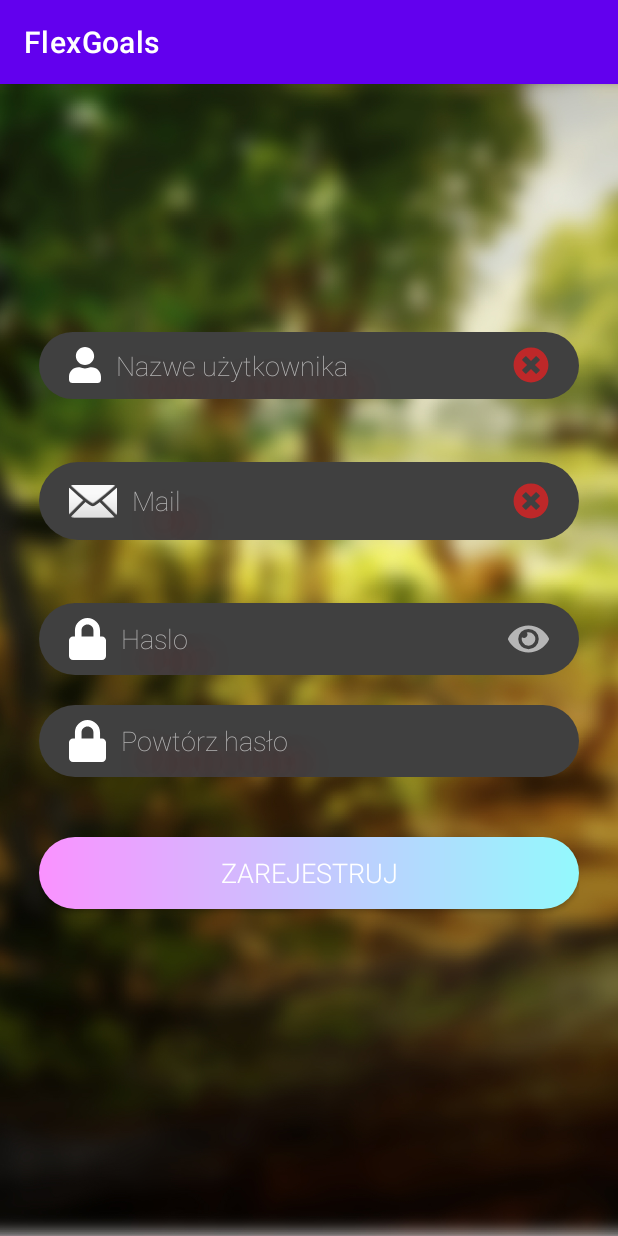
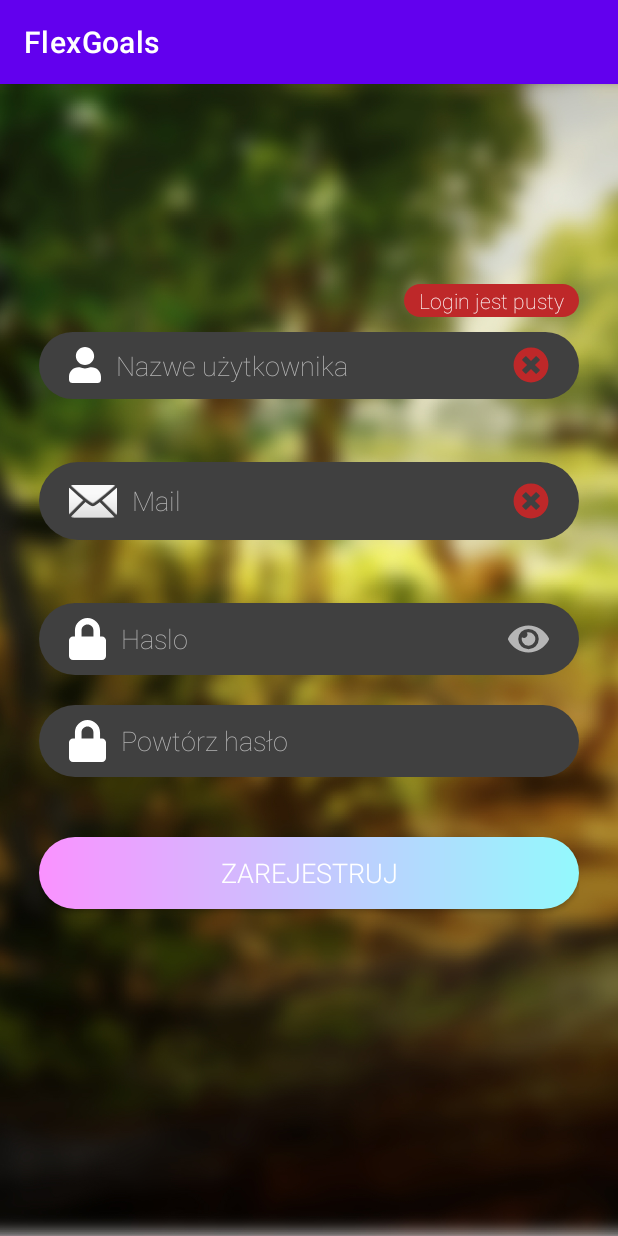
Before and after one commit to Adsel/FlexGoals, an Android app: the screen it shows after launch (RegisterActivity), after a tap on "ZAREJESTRUJ", on a phone screen of 412 x 824 dp. Run offline under Robolectric (Android 15) with nearby library versions, the phone set to English and light mode, and no system bars; our stand-ins replace navigation-ui.

Commit message:
fixing problems with sending request to the server on RegisterActivity.java

```diff
--- a/app/src/main/java/pl/artsit/flexgoals/ui/auth/LoginActivity.java
+++ b/app/src/main/java/pl/artsit/flexgoals/ui/auth/LoginActivity.java
@@ -5,6 +5,7 @@ import android.content.Intent;
 import android.os.Bundle;
 import android.view.View;
 import android.widget.Button;
+import android.widget.EditText;
 
 import pl.artsit.flexgoals.MainActivity;
 import pl.artsit.flexgoals.R;
--- a/app/src/main/java/pl/artsit/flexgoals/ui/auth/RegisterActivity.java
+++ b/app/src/main/java/pl/artsit/flexgoals/ui/auth/RegisterActivity.java
@@ -10,24 +10,32 @@ import android.widget.EditText;
 import android.widget.TextView;
 
 
+import java.util.regex.Matcher;
+import java.util.regex.Pattern;
+
 import pl.artsit.flexgoals.R;
 import pl.artsit.flexgoals.model.user.User;
 import pl.artsit.flexgoals.http.HttpClient;
 
 public class RegisterActivity extends AppCompatActivity {
     TextView textViewLogin;
+    TextView textViewMail;
     TextView textViewPassword;
     EditText editTextLogin;
+    EditText editTextMail;
     EditText editTextPassword;
     EditText editTextPasswordRepeat;
     Button buttonRegister;
 
     String login = "";
+    String mail = "";
     String password = "";
     String passwordRepeat = "";
+    public static final Pattern emailRegex =
+            Pattern.compile("^[A-Z0-9._%+-]+@[A-Z0-9.-]+\\.[A-Z]{2,6}$", Pattern.CASE_INSENSITIVE);
 
-    private boolean checkPasswords(String a,String b){
-        if (!a.equals(b) && !a.equals("") && !b.equals("")){
+    private boolean checkPasswords(){
+        if (!password.equals(passwordRepeat) && !password.equals("") && !passwordRepeat.equals("")){
             textViewPassword.setVisibility(TextView.VISIBLE);
             textViewPassword.setText(R.string.passwordNotSame);
             return false;
@@ -37,16 +45,45 @@ public class RegisterActivity extends AppCompatActivity {
         }
     }
 
+    private boolean checkMail(){
+        Matcher matcher = emailRegex.matcher(mail);
+        if(mail.equals("")){
+            textViewMail.setVisibility(TextView.VISIBLE);
+            textViewMail.setText(R.string.mailIsEmpty);
+        } else if (!matcher.find()){
+            textViewMail.setVisibility(TextView.VISIBLE);
+            textViewMail.setText(R.string.mailIncorrect);
+        } else {
+            textViewMail.setVisibility(TextView.INVISIBLE);
+            return true;
+        }
+        return false;
+    }
+
+    private boolean checkLogin(){
+        if(login.equals("")){
+            textViewLogin.setVisibility(TextView.VISIBLE);
+            textViewLogin.setText(R.string.loginIsEmpty);
+        } else {
+            textViewLogin.setVisibility(TextView.INVISIBLE);
+            return true;
+        }
+        return false;
+    }
+
     @Override
     protected void onCreate(Bundle savedInstanceState) {
         super.onCreate(savedInstanceState);
         setContentView(R.layout.activity_register);
         textViewLogin= (TextView) findViewById(R.id.textViewLogin);
+        textViewMail= (TextView) findViewById(R.id.textViewMail);
         textViewPassword= (TextView) findViewById(R.id.textViewPassword);
         editTextLogin= (EditText) findViewById(R.id.editTextLogin);
+        editTextMail = (EditText) findViewById(R.id.editTextMail);
         editTextPassword= (EditText) findViewById(R.id.editTextPassword);
         editTextPasswordRepeat= (EditText) findViewById(R.id.editTextPasswordRepeat);
         buttonRegister= (Button) findViewById(R.id.buttonRegister);
+
 
         editTextPasswordRepeat.addTextChangedListener(new TextWatcher() {
             @Override
@@ -57,7 +94,7 @@ public class RegisterActivity extends AppCompatActivity {
             @Override
             public void onTextChanged(CharSequence charSequence, int i, int i1, int i2) {
                 passwordRepeat = editTextPasswordRepeat.getText().toString();
-                checkPasswords(password,passwordRepeat);
+                checkPasswords();
 
             }
 
@@ -76,7 +113,7 @@ public class RegisterActivity extends AppCompatActivity {
             @Override
             public void onTextChanged(CharSequence charSequence, int i, int i1, int i2) {
                 password = editTextPassword.getText().toString();
-                checkPasswords(password,passwordRepeat);
+                checkPasswords();
 
             }
 
@@ -95,28 +132,36 @@ public class RegisterActivity extends AppCompatActivity {
             public void onTextChanged(CharSequence s, int start,
                                       int before, int count) {
                 login = editTextLogin.getText().toString();
-                if(login.equals("")){
-                    textViewLogin.setVisibility(TextView.VISIBLE);
-                    textViewLogin.setText(R.string.loginIsEmpty);
-                } else {
-                    textViewLogin.setVisibility(TextView.INVISIBLE);
+
+
+
             }
+        });
+        editTextMail.addTextChangedListener(new TextWatcher() {
+            @Override
+            public void afterTextChanged(Editable s) {}
+            @Override
+            public void beforeTextChanged(CharSequence s, int start,int count, int after) {}
+            @Override
+            public void onTextChanged(CharSequence s, int start,
+                                      int before, int count) {
+                mail = editTextMail.getText().toString();
+                checkMail();
+
 
 
             }
         });
 
-        buttonRegister.setOnClickListener(new View.OnClickListener() {
-            @Override
-            public void onClick(View view) {
+        buttonRegister.setOnClickListener(view -> {
+            System.out.println(password+login+mail);
             //      EXAMPLE OF USAGE:
             //        httpClient.registerUser( new User(
             //                0, "qwe", "MARCINEK", 0, "marcinek@gmail.com"
             //        ));
-                if (checkPasswords(password,passwordRepeat) && !login.equals("")){
-                    User user = new User(null,password,login,null,null);
+            if (checkPasswords() && checkLogin() && checkMail()) {
+                User user = new User(0,password,login,0,mail);
                 new HttpClient().registerUser(user);
-                }
             }
         });
 
--- a/app/src/main/res/layout/activity_register.xml
+++ b/app/src/main/res/layout/activity_register.xml
@@ -68,7 +68,6 @@
             android:paddingTop="10dp"
             android:paddingRight="20dp"
             android:paddingBottom="10dp"
-            android:shadowColor="#9A1717"
             android:shadowDx="20"
             android:shadowDy="20"
             android:shadowRadius="20"
@@ -80,7 +79,7 @@
 
         <TextView
             android:id="@+id/textViewMail"
-            android:layout_width="match_parent"
+            android:layout_width="wrap_content"
             android:layout_height="wrap_content"
             android:layout_gravity="right|end"
             android:background="@drawable/edit_round_warn"
@@ -109,12 +108,11 @@
             android:fontFamily="sans-serif-thin"
             android:hint="@string/mail"
             android:importantForAutofill="no"
-            android:inputType="textPersonName"
+            android:inputType="textEmailAddress"
             android:paddingLeft="20dp"
             android:paddingTop="10dp"
             android:paddingRight="20dp"
             android:paddingBottom="10dp"
-            android:shadowColor="#9A1717"
             android:shadowDx="20"
             android:shadowDy="20"
             android:shadowRadius="20"
@@ -158,7 +156,6 @@
             android:paddingTop="10dp"
             android:paddingRight="20dp"
             android:paddingBottom="10dp"
-            android:shadowColor="#9A1717"
             android:shadowDx="20"
             android:shadowDy="20"
             android:shadowRadius="20"
@@ -184,7 +181,6 @@
             android:paddingTop="10dp"
             android:paddingRight="20dp"
             android:paddingBottom="10dp"
-            android:shadowColor="#9A1717"
             android:shadowDx="20"
             android:shadowDy="20"
             android:shadowRadius="20"
--- a/app/src/main/res/values/strings.xml
+++ b/app/src/main/res/values/strings.xml
@@ -14,6 +14,7 @@
     <string name="register">Zarejestruj</string>
     <string name="mail">Mail</string>
     <string name="mailIncorrect">Mail jest nieprawidłowy</string>
+    <string name="mailIsEmpty">Mail jest pusty</string>
     <string name="password">Haslo</string>
     <string name="passwordRepeat">Powtórz hasło</string>
     <string name="passwordNotSame">Hasła nie są identyczne</string>
```
Lines whose indentation alone changed are shown as unchanged.
